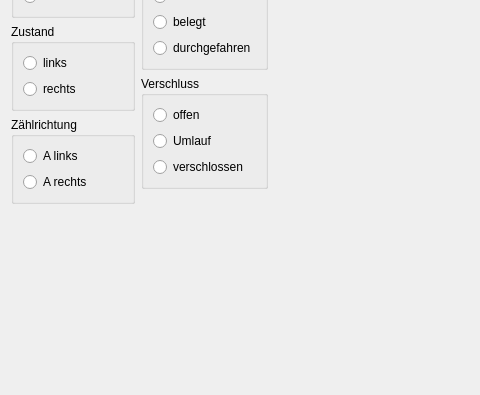
Before: the Qt Designer form MRW-WidgetStudy/switchstudy.ui in stmork/mrw-track-control-ng, drawn with Qt 5; both pictures show x 0 to 480 and y 106 to 501 of the 949 by 501 pixel window.
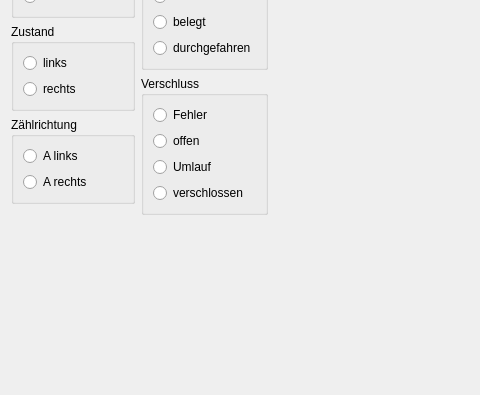
After: the same form once the commit is applied. Custom widgets are drawn as their Qt base class.

```diff
--- a/MRW-WidgetStudy/switchstudy.ui
+++ b/MRW-WidgetStudy/switchstudy.ui
@@ -159,6 +159,13 @@
         <string>Verschluss</string>
        </property>
        <layout class="QVBoxLayout" name="verticalLayout_6">
+        <item>
+         <widget class="QRadioButton" name="errorButton">
+          <property name="text">
+           <string>Fehler</string>
+          </property>
+         </widget>
+        </item>
         <item>
          <widget class="QRadioButton" name="openButton">
           <property name="text">
```
Left out of the diff: 18 changed lines with no effect on the pictures.
